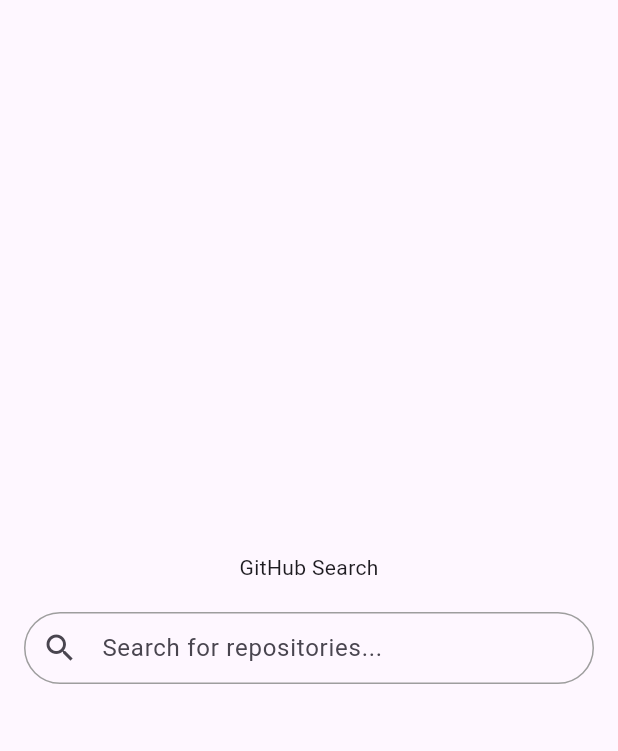
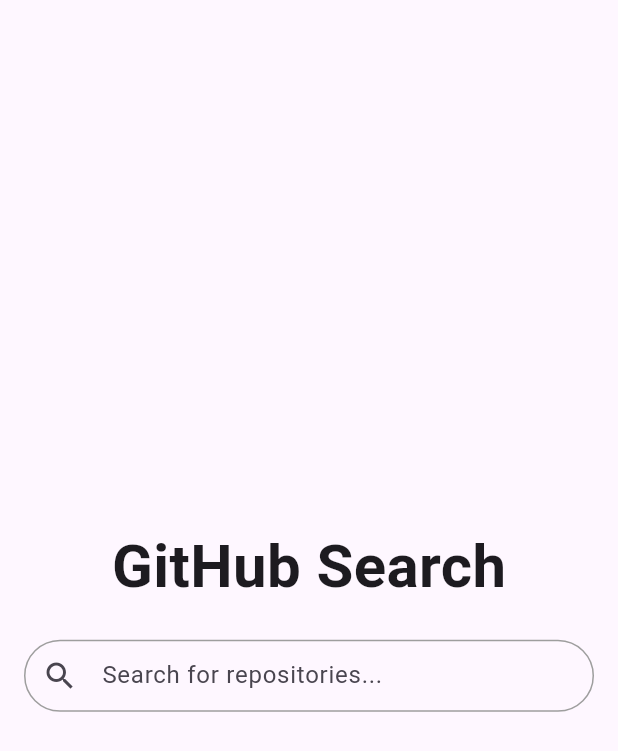
Before and after one commit to katsuyaUeda666/git_repository_search, a Flutter app: the screen it shows after launch, on a phone screen of 412 x 824 dp. Shown: the top 751 px of the screen. Run offline on Flutter 3.47's test engine with Material 3 defaults, Android fonts, the light colour scheme and no system bars; our stand-ins replace dio, flutter_riverpod, freezed_annotation, go_router, riverpod_annotation; generated files the repository leaves out were written again.

Commit message:
ホーム画面ロゴのデザイン修正

```diff
--- a/lib/pages/home_page.dart
+++ b/lib/pages/home_page.dart
@@ -30,7 +30,11 @@
         child: Column(
           mainAxisAlignment: MainAxisAlignment.center, // 縦方向に中央配置
           children: [
-            const Text('GitHub Search'),
+            const Text('GitHub Search',
+                style: TextStyle(
+                  fontSize: 40,
+                  fontWeight: FontWeight.bold,
+                )),
             const SizedBox(height: 20),
             SearchInputForm(
               controller: _searchController,
```
